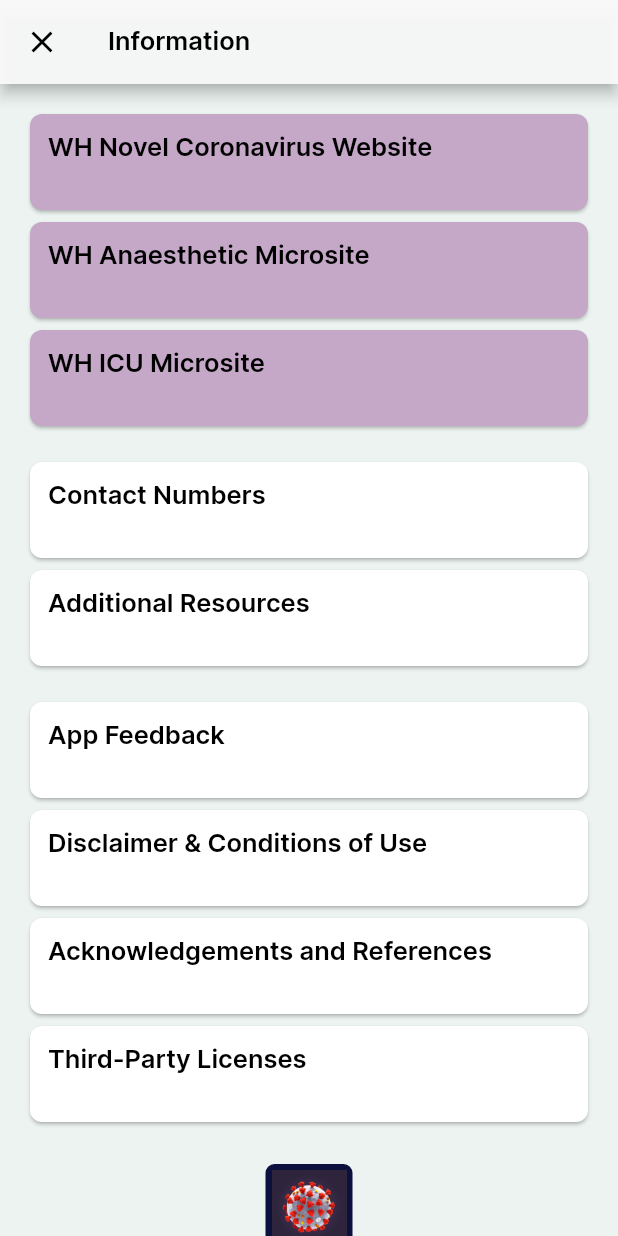
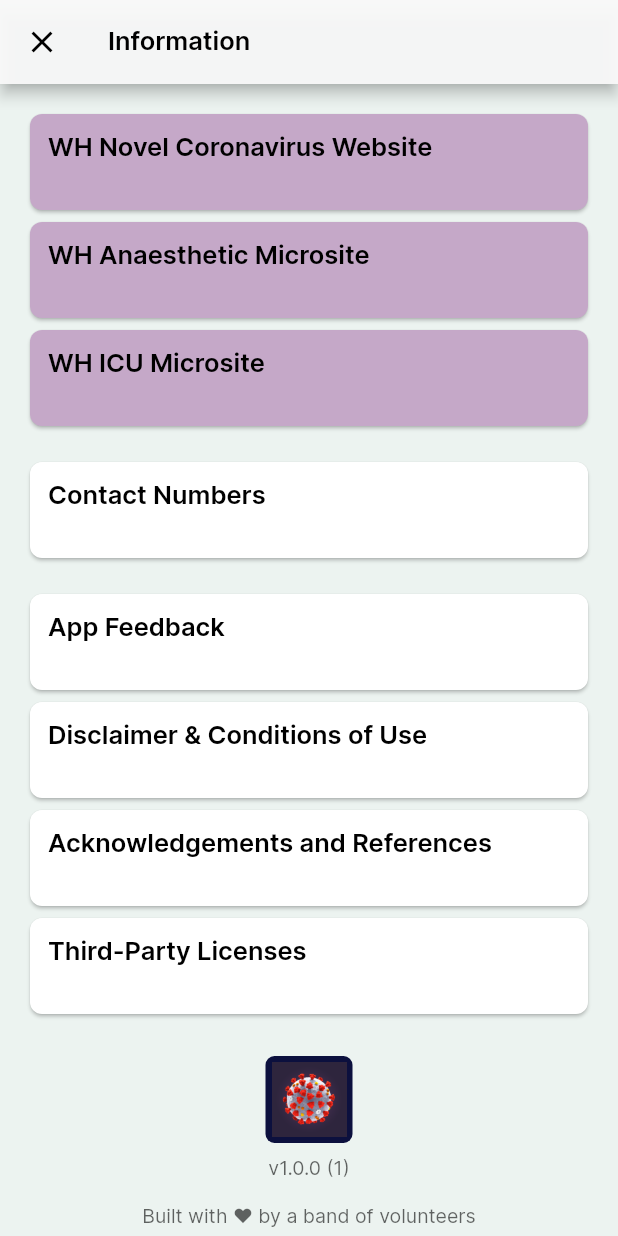
Before and after one commit to Western-Health-Covid19-Collaboration/wh_covid19_app, a Flutter app: the InfoView screen opened by its route, on a phone screen of 412 x 824 dp. Run offline on Flutter 3.47's test engine with Material 2 defaults, Android fonts, the phone set to English and light mode, and no system bars; our stand-ins replace chewie, device_info, firebase_analytics, flutter_svg, flutter_widget_from_html, package_info and 4 more; missing offline and left inert: matrix_gesture_detector; accounts and stored records are empty; statements that could not run were skipped.

Commit message:
Move additional resources from info to new section

```diff
--- a/lib/hard_data.dart
+++ b/lib/hard_data.dart
@@ -76,11 +76,11 @@ const List<HomeCard> icu = [
 const List<HomeCard> resources = [
   HomeCard(
     title: Strings.definitiveResourcesTitle,
-    route: Routes.ventilation,
+    route: Routes.definitiveResources,
   ),
   HomeCard(
     title: Strings.additionalResourcesTitle,
-    route: Routes.generalCare,
+    route: Routes.additionalResources,
   ),
 ];
 
--- a/lib/routes.dart
+++ b/lib/routes.dart
@@ -23,7 +23,6 @@ class Routes {
 
   // Info routes
   static const acknowledgements = '/acknowledgements';
-  static const additionalResources = '/additional_resources';
   static const licenses = '/licenses';
 
   // ICU routes
@@ -46,4 +45,9 @@ class Routes {
   static const extubationGuidance = '/extubation/guidance';
   static const extubationGuidanceInfographic =
       '/extubation/guidance/infographic';
+
+  // Resources routes
+  static const _resources = '/resources';
+  static const definitiveResources = '$_resources/definitive';
+  static const additionalResources = '$_resources/additional';
 }
--- a/lib/view/info_view.dart
+++ b/lib/view/info_view.dart
@@ -44,12 +44,6 @@ class InfoView extends StatelessWidget {
       height: _cardHeight,
       elevation: _cardElevation,
       routeTo: whURL,
-    ),
-    const ReusableCard(
-      title: Strings.additionalResourcesTitle,
-      height: _cardHeight,
-      elevation: _cardElevation,
-      routeTo: Routes.additionalResources,
     ),
     _buildSpacer(),
     ReusableCard(
```
